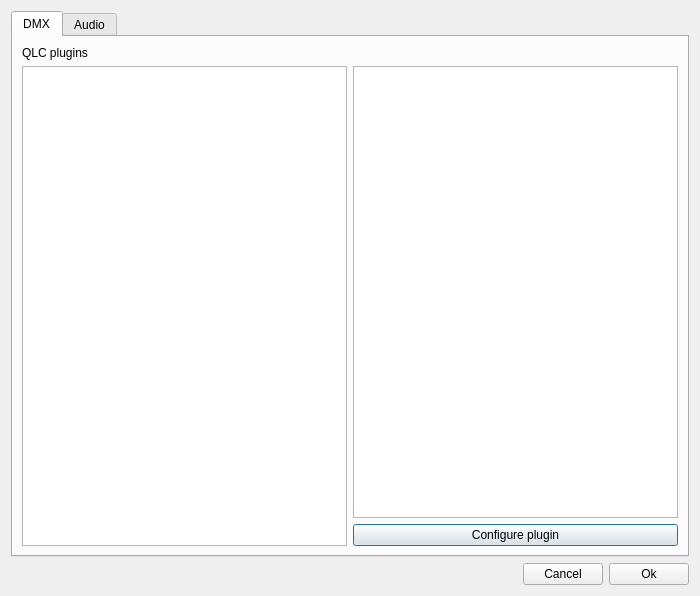
First picture: the form in StageRunner/gui/setupwidget.ui, repository Pit1966/StageRunner, before the edit.
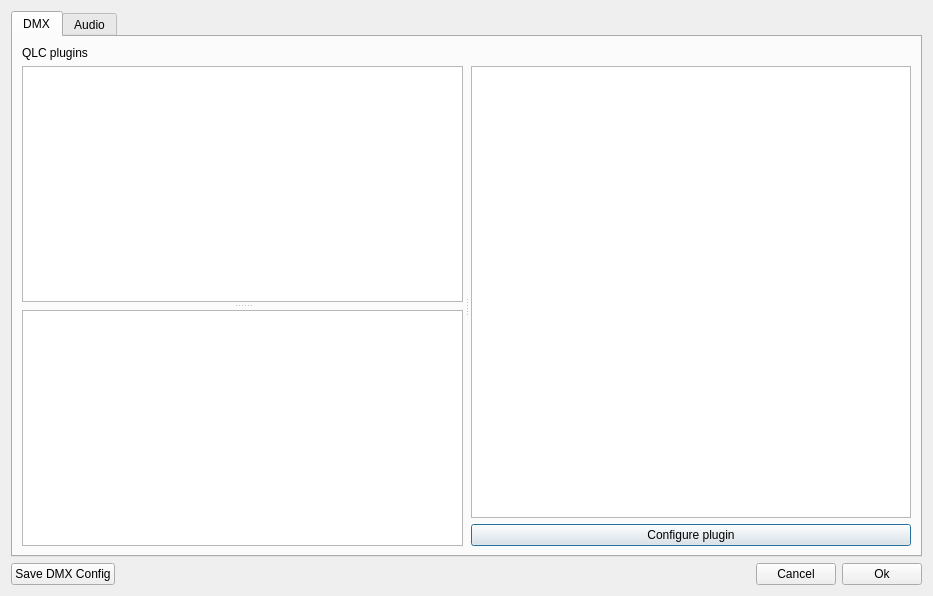
Second picture: the form after the edit.

Commit message: Enttec DMX Plugin hinzugefügt New: class PluginConfig New: class PluginMappings

```diff
--- a/StageRunner/gui/setupwidget.ui
+++ b/StageRunner/gui/setupwidget.ui
@@ -6,7 +6,7 @@
    <rect>
     <x>0</x>
     <y>0</y>
-    <width>700</width>
+    <width>933</width>
     <height>596</height>
    </rect>
   </property>
@@ -23,27 +23,57 @@
       <attribute name="title">
        <string>DMX</string>
       </attribute>
-      <layout class="QGridLayout" name="gridLayout">
-       <item row="1" column="1">
-        <widget class="QTextEdit" name="qlcPluginEdit"/>
-       </item>
-       <item row="0" column="0">
+      <layout class="QVBoxLayout" name="verticalLayout_3">
+       <item>
         <widget class="QLabel" name="label">
          <property name="text">
           <string>QLC plugins</string>
          </property>
         </widget>
        </item>
-       <item row="2" column="1">
-        <widget class="QPushButton" name="configurePluginButton">
-         <property name="text">
-          <string>Configure plugin</string>
+       <item>
+        <widget class="QSplitter" name="splitter_2">
+         <property name="sizePolicy">
+          <sizepolicy hsizetype="Expanding" vsizetype="Expanding">
+           <horstretch>0</horstretch>
+           <verstretch>0</verstretch>
+          </sizepolicy>
          </property>
+         <property name="orientation">
+          <enum>Qt::Horizontal</enum>
+         </property>
+         <property name="handleWidth">
+          <number>8</number>
+         </property>
+         <property name="childrenCollapsible">
+          <bool>false</bool>
+         </property>
+         <widget class="QSplitter" name="splitter">
+          <property name="orientation">
+           <enum>Qt::Vertical</enum>
+          </property>
+          <property name="handleWidth">
+           <number>8</number>
+          </property>
+          <widget class="QListWidget" name="qlcPluginsList"/>
+          <widget class="QTableWidget" name="dmxMappingTable"/>
+         </widget>
+         <widget class="QWidget" name="layoutWidget">
+          <layout class="QVBoxLayout" name="verticalLayout_2">
+           <item>
+            <widget class="QTextEdit" name="qlcPluginEdit"/>
+           </item>
+           <item>
+            <widget class="QPushButton" name="configurePluginButton">
+             <property name="text">
+              <string>Configure plugin</string>
+             </property>
+            </widget>
+           </item>
+          </layout>
+         </widget>
         </widget>
        </item>
-       <item row="1" column="0" rowspan="2">
-        <widget class="QListWidget" name="qlcPluginsList"/>
-       </item>
       </layout>
      </widget>
      <widget class="QWidget" name="audioTab">
@@ -78,6 +108,13 @@
    </item>
    <item>
     <layout class="QHBoxLayout" name="horizontalLayout">
+     <item>
+      <widget class="QPushButton" name="saveDmxConfigButton">
+       <property name="text">
+        <string>Save DMX Config</string>
+       </property>
+      </widget>
+     </item>
      <item>
       <spacer name="horizontalSpacer">
        <property name="orientation">
```
The commit also changes 32 other files.
